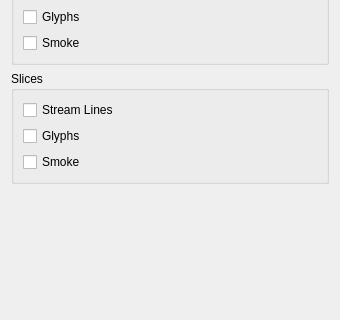
Old version of the form smoke/view/simulationtab.ui in the repository bvanloon/Scientific-Visualization; both pictures show x 0 to 340 and y 180 to 500 of the 340 by 500 pixel window.
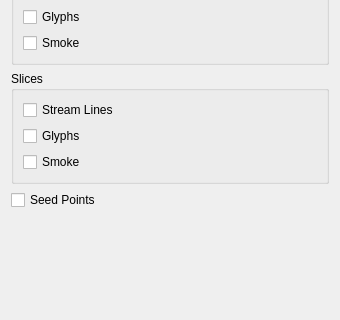
New version of the form.

Commit message: Use a hidden checkbox for the seedpoints.

```diff
--- a/smoke/view/simulationtab.ui
+++ b/smoke/view/simulationtab.ui
@@ -164,6 +164,13 @@
      </layout>
     </widget>
    </item>
+   <item>
+    <widget class="QCheckBox" name="seedPointsCheckBox">
+     <property name="text">
+      <string>Seed Points</string>
+     </property>
+    </widget>
+   </item>
    <item>
     <spacer name="verticalSpacer">
      <property name="orientation">
```
The commit also changes 2 other files.
